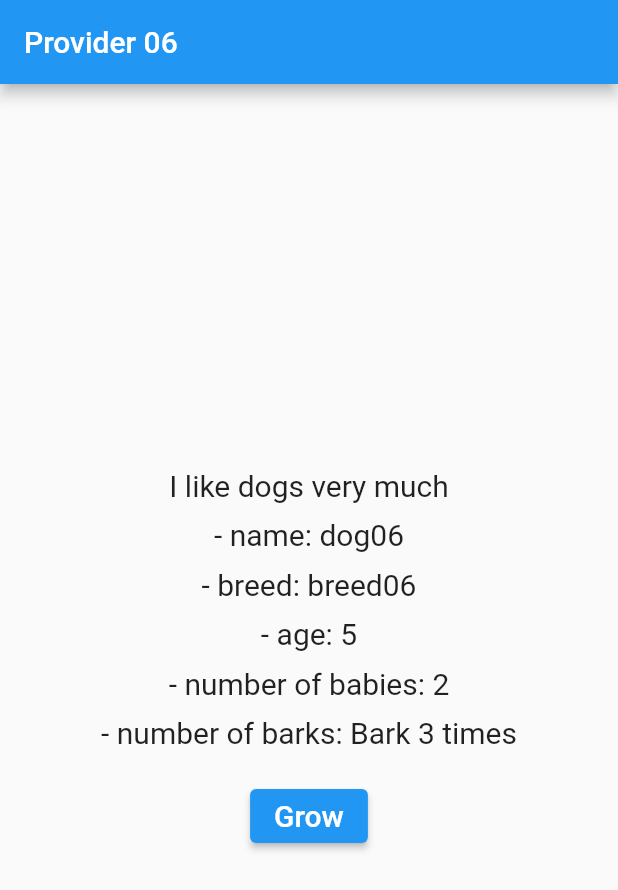
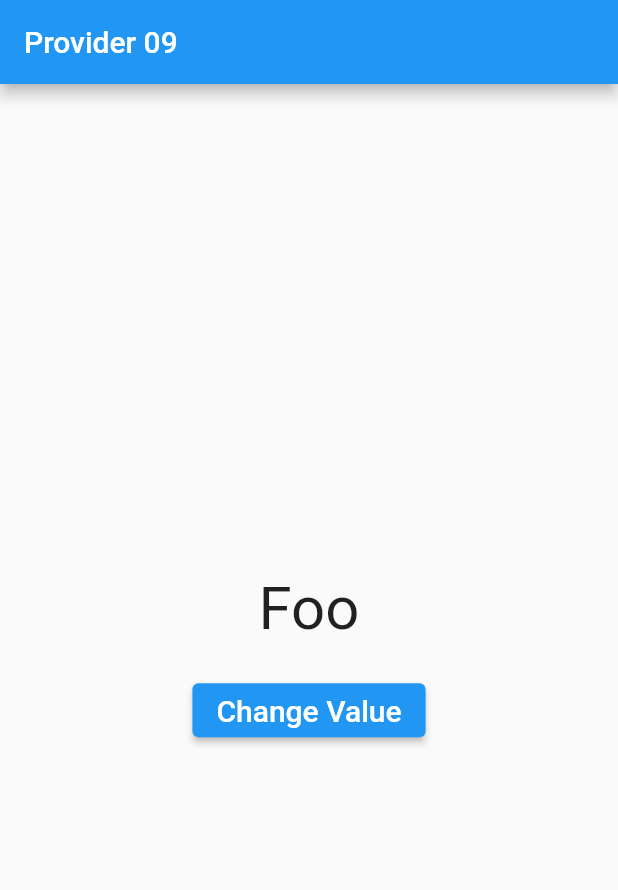
Before and after one commit to MRGRAVITY817/learning-flutter-provider, a Flutter app: the screen it shows after launch, on a phone screen of 412 x 824 dp. Shown: the top 890 px of the screen. Run offline on Flutter 3.47's test engine with Material 2 defaults, Android fonts, the phone set to English and light mode, and no system bars.

Commit message:
Learn Consumer Errors and Tips

```diff
--- a/lib/babies.dart
+++ /dev/null
@@ -1,25 +0,0 @@
-class Babies {
-  final int age;
-  Babies({
-    required this.age,
-  });
-
-  Future<int> getBabies() async {
-    await Future.delayed(const Duration(seconds: 3));
-
-    if (age > 1 && age < 5) {
-      return 4;
-    } else if (age <= 1) {
-      return 0;
-    } else {
-      return 2;
-    }
-  }
-
-  Stream<String> bark() async* {
-    for (int i = 1; i < age; i++) {
-      await Future.delayed(const Duration(seconds: 2));
-      yield 'Bark $i times';
-    }
-  }
-}
--- a/lib/dog.dart
+++ /dev/null
@@ -1,18 +0,0 @@
-import 'package:flutter/material.dart';
-
-class Dog with ChangeNotifier {
-  final String name;
-  final String breed;
-  int age;
-  Dog({
-    required this.name,
-    required this.breed,
-    this.age = 1,
-  });
-
-  void grow() {
-    age++;
-    notifyListeners();
-    print("age: ${age}");
-  }
-}
--- a/lib/main.dart
+++ b/lib/main.dart
@@ -1,142 +1,54 @@
 import 'package:flutter/material.dart';
 import 'package:provider/provider.dart';
-import 'package:provider_overview_01/babies.dart';
-import 'package:provider_overview_01/dog.dart';
 
-void main() {
+void main(List<String> args) {
   runApp(const MyApp());
 }
 
 class MyApp extends StatelessWidget {
   const MyApp({Key? key}) : super(key: key);
 
-  // This widget is the root of your application.
   @override
   Widget build(BuildContext context) {
-    return MultiProvider(
-      providers: [
-        ChangeNotifierProvider<Dog>(
-          create: (context) => Dog(name: 'dog06', breed: 'breed06', age: 5),
-        ),
-        FutureProvider<int>(
-            create: (context) {
-              // Since this executes only once, we cannot use `context.watch()` here
-              final int dogAge = context.read<Dog>().age;
-              final babies = Babies(age: dogAge);
-              return babies.getBabies();
-            },
-            initialData: 0),
-        StreamProvider(
-            create: (context) {
-              final int dogAge = context.read<Dog>().age;
-              final babies = Babies(age: dogAge * 2);
-              return babies.bark();
-            },
-            initialData: "Bark 0 times")
-      ],
-      child: MaterialApp(
-        title: 'Provider 06',
+    return MaterialApp(
+      title: "Provider 09",
       debugShowCheckedModeBanner: false,
-        theme: ThemeData(
-          primarySwatch: Colors.blue,
-        ),
+      theme: ThemeData(primarySwatch: Colors.blue),
       home: const MyHomePage(),
-      ),
     );
   }
 }
 
-class MyHomePage extends StatefulWidget {
+class Foo with ChangeNotifier {
+  String value = "Foo";
+  void changeValue() {
+    value = value == "Foo" ? "Bar" : "Foo";
+    notifyListeners();
+  }
+}
+
+class MyHomePage extends StatelessWidget {
   const MyHomePage({Key? key}) : super(key: key);
 
   @override
-  State<MyHomePage> createState() => _MyHomePageState();
-}
-
-class _MyHomePageState extends State<MyHomePage> {
-  final dog = Dog(name: 'dog03', breed: 'breed03');
-  @override
   Widget build(BuildContext context) {
     return Scaffold(
-        appBar: AppBar(
-          title: const Text('Provider 06'),
-        ),
-        body: Consumer<Dog>(
-            builder: (BuildContext context, Dog dog, Widget? child) {
-              return Center(
+        appBar: AppBar(title: Text('Provider 09')),
+        body: ChangeNotifierProvider<Foo>(
+            create: (_) => Foo(),
+            child: Consumer<Foo>(
+              builder: (BuildContext context, Foo foo, Widget? child) => Center(
                 child: Column(
                     mainAxisAlignment: MainAxisAlignment.center,
-                mainAxisSize: MainAxisSize.min,
                     children: [
-                  // `!` should be written behind `child` because it can be null
-                  child!,
-                  const SizedBox(
-                    height: 10.0,
+                      Text('${foo.value}', style: TextStyle(fontSize: 40)),
+                      SizedBox(height: 20.0),
+                      ElevatedButton(
+                          onPressed: () => context.read<Foo>().changeValue(),
+                          child: Text('Change Value',
+                              style: TextStyle(fontSize: 20)))
+                    ]),
               ),
-                  Text("- name: ${dog.name}",
-                      style: const TextStyle(fontSize: 20.0)),
-                  const SizedBox(height: 10.0),
-                  const BreedAndAge()
-                ],
-              ));
-            },
-            // Since this don't need to be rerendered by context change, it should be in `child` props
-            child: const Text("I like dogs very much",
-                style: TextStyle(fontSize: 20.0))));
+            )));
   }
 }
-
-class BreedAndAge extends StatelessWidget {
-  const BreedAndAge({Key? key}) : super(key: key);
-
-  @override
-  Widget build(BuildContext context) {
-    return Consumer<Dog>(
-      builder: (_, Dog dog, __) {
-        return Column(
-          children: [
-            Text('- breed: ${dog.breed}',
-                style: const TextStyle(fontSize: 20.0)),
-            const SizedBox(height: 10.0),
-            const Age(),
-          ],
-        );
-      },
-    );
-  }
-}
-
-class Age extends StatelessWidget {
-  const Age({
-    Key? key,
-  }) : super(key: key);
-
-  @override
-  Widget build(BuildContext context) {
-    return Consumer<Dog>(
-      builder: (_, Dog dog, __) {
-        return Column(
-          children: [
-            Text('- age: ${dog.age}', style: const TextStyle(fontSize: 20.0)),
-            const SizedBox(
-              height: 10.0,
-            ),
-            Text('- number of babies: ${context.read<int>()}',
-                style: const TextStyle(fontSize: 20.0)),
-            const SizedBox(
-              height: 10.0,
-            ),
-            Text('- number of barks: ${context.watch<String>()}',
-                style: const TextStyle(fontSize: 20.0)),
-            const SizedBox(
-              height: 20.0,
-            ),
-            ElevatedButton(
-                onPressed: () => dog.grow(),
-                child: const Text('Grow', style: TextStyle(fontSize: 20.0)))
-          ],
-        );
-      },
-    );
-  }
-}
```
Lines whose indentation alone changed are shown as unchanged.
